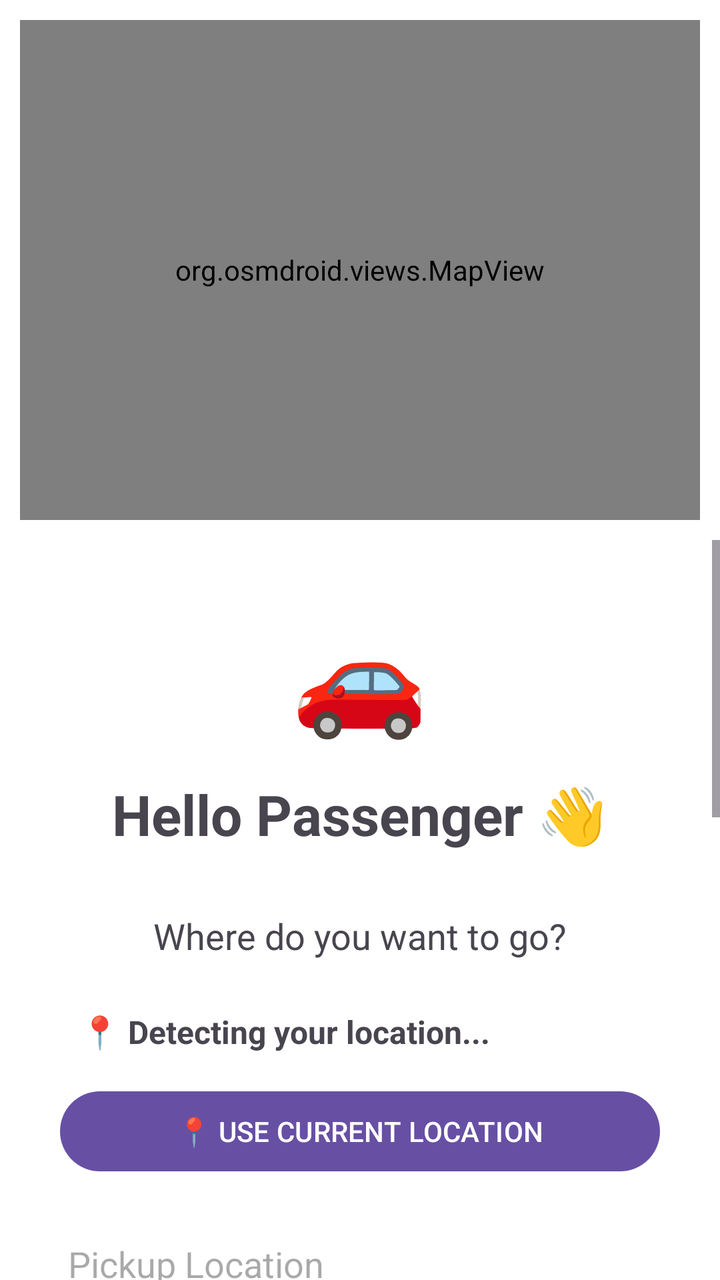
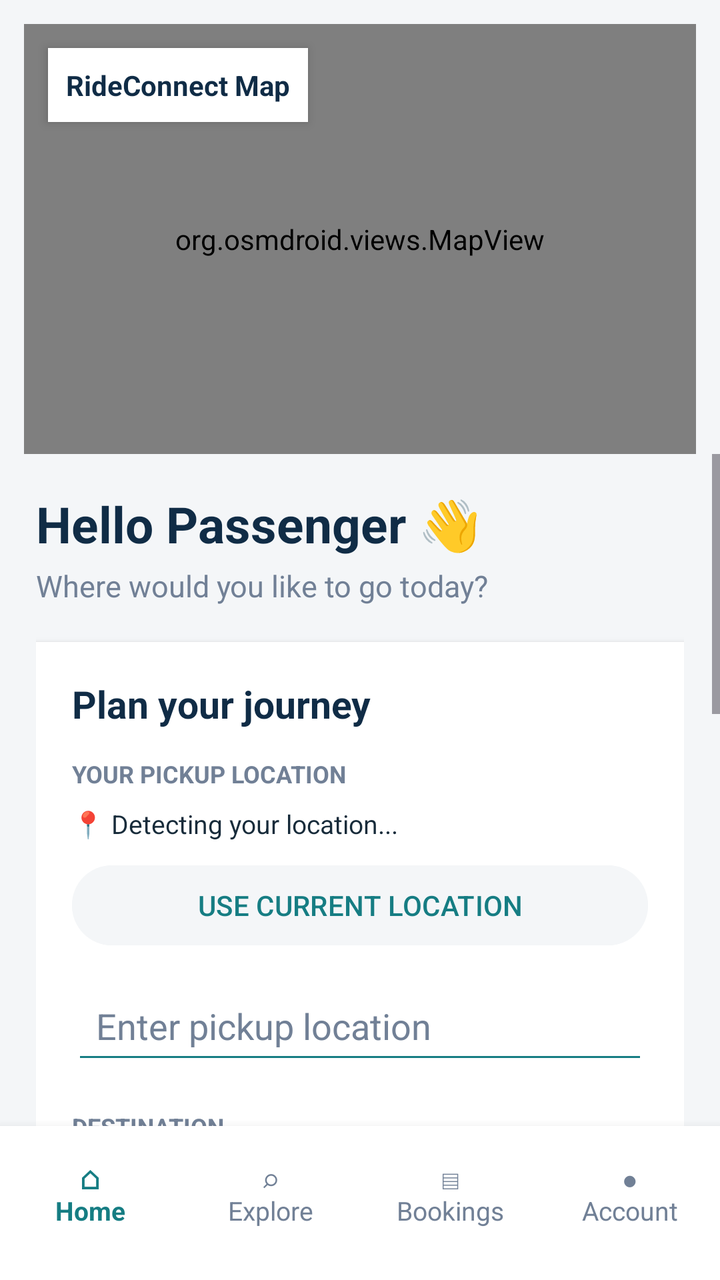

Before-and-after screenshots of an Android layout around one commit, followed by the original layout XML and the change that was made.
<!-- AndroidManifest.xml: application theme Theme.RideConnect -->
<!-- res/layout/activity_passenger_dashboard.xml -->
<?xml version="1.0" encoding="utf-8"?>
<LinearLayout
    xmlns:android="http://schemas.android.com/apk/res/android"
    android:id="@+id/main"
    android:layout_width="match_parent"
    android:layout_height="match_parent"
    android:orientation="vertical"
    android:background="#FFFFFF">


    
    <org.osmdroid.views.MapView
        android:id="@+id/map"
        android:layout_width="match_parent"
        android:layout_height="250dp"
        android:layout_margin="10dp" />


    
    <ScrollView
        android:layout_width="match_parent"
        android:layout_height="0dp"
        android:layout_weight="1"
        android:fillViewport="true"
        android:background="#FFFFFF">

        <LinearLayout
            android:layout_width="match_parent"
            android:layout_height="wrap_content"
            android:orientation="vertical"
            android:gravity="center_horizontal"
            android:padding="30dp">


            
            
            

            <TextView
                android:layout_width="wrap_content"
                android:layout_height="wrap_content"
                android:text="🚗"
                android:textSize="55sp" />


            <TextView
                android:id="@+id/welcomeText"
                android:layout_width="wrap_content"
                android:layout_height="wrap_content"
                android:text="Hello Passenger 👋"
                android:textSize="28sp"
                android:textStyle="bold"
                android:layout_marginTop="15dp" />


            <TextView
                android:layout_width="wrap_content"
                android:layout_height="wrap_content"
                android:text="Where do you want to go?"
                android:textSize="18sp"
                android:layout_marginTop="30dp" />


            
            <TextView
                android:id="@+id/currentLocationText"
                android:layout_width="match_parent"
                android:layout_height="wrap_content"
                android:text="📍 Detecting your location..."
                android:textSize="16sp"
                android:textStyle="bold"
                android:layout_marginTop="15dp"
                android:padding="10dp" />


            <Button
                android:id="@+id/useCurrentLocationButton"
                android:layout_width="match_parent"
                android:layout_height="wrap_content"
                android:text="📍 USE CURRENT LOCATION"
                android:layout_marginTop="5dp" />


            
            <EditText
                android:id="@+id/pickupInput"
                android:layout_width="match_parent"
                android:layout_height="wrap_content"
                android:hint="Pickup Location"
                android:layout_marginTop="20dp" />


            
            
            

            <EditText
                android:id="@+id/destinationInput"
                android:layout_width="match_parent"
                android:layout_height="wrap_content"
                android:hint="Destination"
                android:layout_marginTop="15dp" />

            <Button
                android:id="@+id/searchDestinationButton"
                android:layout_width="match_parent"
                android:layout_height="wrap_content"
                android:text="📍 FIND DESTINATION"
                android:layout_marginTop="5dp" />


            
            
            <Button
                android:id="@+id/findRideButton"
                android:layout_width="match_parent"
                android:layout_height="wrap_content"
                android:text="FIND RIDE"
                android:layout_marginTop="30dp" />

            <Button
                android:id="@+id/searchRidesButton"
                android:layout_width="match_parent"
                android:layout_height="wrap_content"
                android:text="🔎 SEARCH AVAILABLE RIDES"
                android:textSize="17sp"
                android:layout_marginTop="10dp"/>


            
            <Button
                android:id="@+id/rideHistoryButton"
                android:layout_width="match_parent"
                android:layout_height="wrap_content"
                android:text="Ride History"
                android:layout_marginTop="15dp" />

            <Button
                android:id="@+id/myBookingsButton"
                android:layout_width="match_parent"
                android:layout_height="wrap_content"
                android:text="📋 MY BOOKINGS"
                android:textSize="17sp"
                android:layout_marginTop="10dp"/>


            
            
            

            <TextView
                android:id="@+id/statusText"
                android:layout_width="wrap_content"
                android:layout_height="wrap_content"
                android:text="Ready to find a ride"
                android:textSize="18sp"
                android:textStyle="bold"
                android:layout_marginTop="20dp" />


            
            
            <TextView
                android:id="@+id/driverNameText"
                android:layout_width="wrap_content"
                android:layout_height="wrap_content"
                android:text=""
                android:textSize="18sp"
                android:textStyle="bold"
                android:layout_marginTop="15dp" />


            
            <TextView
                android:id="@+id/driverPhoneText"
                android:layout_width="wrap_content"
                android:layout_height="wrap_content"
                android:text=""
                android:textSize="18sp"
                android:layout_marginTop="5dp" />


            <TextView
                android:id="@+id/driverCarText"
                android:layout_width="wrap_content"
                android:layout_height="wrap_content"
                android:text=""
                android:textSize="18sp"
                android:textStyle="bold"
                android:layout_marginTop="5dp" />


            
            
            

            <TextView
                android:id="@+id/rideDetailsText"
                android:layout_width="wrap_content"
                android:layout_height="wrap_content"
                android:text=""
                android:textSize="16sp"
                android:layout_marginTop="15dp"
                android:layout_marginBottom="30dp" />

        </LinearLayout>

    </ScrollView>

</LinearLayout>
<!-- resources referenced by this layout -->
<resources>
  <style name="Theme.RideConnect" parent="Base.Theme.RideConnect" />
  <style name="Base.Theme.RideConnect" parent="Theme.Material3.DayNight.NoActionBar">
          
          
      </style>
</resources>

<!-- the commit's change to res/layout/activity_passenger_dashboard.xml (unified diff, before → after) -->
@@ -5,16 +5,35 @@
     android:layout_width="match_parent"
     android:layout_height="match_parent"
     android:orientation="vertical"
-    android:background="#FFFFFF">
-
+    android:background="@color/screen_background">
 
     
-    <org.osmdroid.views.MapView
-        android:id="@+id/map"
+    <FrameLayout
         android:layout_width="match_parent"
-        android:layout_height="250dp"
-        android:layout_margin="10dp" />
-
+        android:layout_height="215dp"
+        android:layout_marginStart="12dp"
+        android:layout_marginEnd="12dp"
+        android:layout_marginTop="12dp"
+        android:elevation="4dp">
+
+        <org.osmdroid.views.MapView
+            android:id="@+id/map"
+            android:layout_width="match_parent"
+            android:layout_height="match_parent" />
+
+        <TextView
+            android:layout_width="wrap_content"
+            android:layout_height="wrap_content"
+            android:layout_gravity="top|start"
+            android:layout_margin="12dp"
+            android:background="@color/card_white"
+            android:padding="9dp"
+            android:text="RideConnect Map"
+            android:textColor="@color/navy"
+            android:textStyle="bold"
+            android:elevation="3dp" />
+
+    </FrameLayout>
 
     
     <ScrollView
@@ -22,189 +41,287 @@
         android:layout_height="0dp"
         android:layout_weight="1"
         android:fillViewport="true"
-        android:background="#FFFFFF">
+        android:clipToPadding="false">
 
         <LinearLayout
             android:layout_width="match_parent"
             android:layout_height="wrap_content"
             android:orientation="vertical"
-            android:gravity="center_horizontal"
-            android:padding="30dp">
-
+            android:padding="18dp">
 
             
-            
-            
-
-            <TextView
-                android:layout_width="wrap_content"
-                android:layout_height="wrap_content"
-                android:text="🚗"
-                android:textSize="55sp" />
-
-
             <TextView
                 android:id="@+id/welcomeText"
-                android:layout_width="wrap_content"
+                android:layout_width="match_parent"
                 android:layout_height="wrap_content"
                 android:text="Hello Passenger 👋"
-                android:textSize="28sp"
+                android:textColor="@color/navy"
+                android:textSize="25sp"
                 android:textStyle="bold"
-                android:layout_marginTop="15dp" />
-
+                android:layout_marginBottom="4dp" />
 
             <TextView
-                android:layout_width="wrap_content"
-                android:layout_height="wrap_content"
-                android:text="Where do you want to go?"
-                android:textSize="18sp"
-                android:layout_marginTop="30dp" />
-
+                android:layout_width="match_parent"
+                android:layout_height="wrap_content"
+                android:text="Where would you like to go today?"
+                android:textColor="@color/text_secondary"
+                android:textSize="15sp"
+                android:layout_marginBottom="18dp" />
 
             
-            <TextView
-                android:id="@+id/currentLocationText"
-                android:layout_width="match_parent"
-                android:layout_height="wrap_content"
-                android:text="📍 Detecting your location..."
-                android:textSize="16sp"
-                android:textStyle="bold"
-                android:layout_marginTop="15dp"
-                android:padding="10dp" />
-
-
-            <Button
-                android:id="@+id/useCurrentLocationButton"
-                android:layout_width="match_parent"
-                android:layout_height="wrap_content"
-                android:text="📍 USE CURRENT LOCATION"
-                android:layout_marginTop="5dp" />
-
+            <LinearLayout
+                android:layout_width="match_parent"
+                android:layout_height="wrap_content"
+                android:orientation="vertical"
+                android:background="@color/card_white"
+                android:padding="18dp"
+                android:elevation="3dp">
+
+                <TextView
+                    android:layout_width="match_parent"
+                    android:layout_height="wrap_content"
+                    android:text="Plan your journey"
+                    android:textColor="@color/navy"
+                    android:textSize="19sp"
+                    android:textStyle="bold"
+                    android:layout_marginBottom="14dp" />
+
+                <TextView
+                    android:layout_width="match_parent"
+                    android:layout_height="wrap_content"
+                    android:text="YOUR PICKUP LOCATION"
+                    android:textColor="@color/text_secondary"
+                    android:textSize="12sp"
+                    android:textStyle="bold" />
+
+                <TextView
+                    android:id="@+id/currentLocationText"
+                    android:layout_width="match_parent"
+                    android:layout_height="wrap_content"
+                    android:text="📍 Detecting your location..."
+                    android:textColor="@color/text_primary"
+                    android:textSize="13sp"
+                    android:paddingTop="8dp"
+                    android:paddingBottom="8dp" />
+
+                <Button
+                    android:id="@+id/useCurrentLocationButton"
+                    android:layout_width="match_parent"
+                    android:layout_height="wrap_content"
+                    android:text="USE CURRENT LOCATION"
+                    android:textColor="@color/teal"
+                    android:backgroundTint="@color/screen_background"
+                    android:layout_marginBottom="12dp" />
+
+                <EditText
+                    android:id="@+id/pickupInput"
+                    android:layout_width="match_parent"
+                    android:layout_height="wrap_content"
+                    android:hint="Enter pickup location"
+                    android:singleLine="true"
+                    android:inputType="textCapWords"
+                    android:textColor="@color/text_primary"
+                    android:textColorHint="@color/text_secondary"
+                    android:backgroundTint="@color/teal"
+                    android:padding="12dp" />
+
+                <TextView
+                    android:layout_width="match_parent"
+                    android:layout_height="wrap_content"
+                    android:text="DESTINATION"
+                    android:textColor="@color/text_secondary"
+                    android:textSize="12sp"
+                    android:textStyle="bold"
+                    android:layout_marginTop="18dp" />
+
+                <EditText
+                    android:id="@+id/destinationInput"
+                    android:layout_width="match_parent"
+                    android:layout_height="wrap_content"
+                    android:hint="Where are you going?"
+                    android:singleLine="true"
+                    android:inputType="textCapWords"
+                    android:textColor="@color/text_primary"
+                    android:textColorHint="@color/text_secondary"
+                    android:backgroundTint="@color/teal"
+                    android:padding="12dp" />
+
+                <Button
+                    android:id="@+id/searchDestinationButton"
+                    android:layout_width="match_parent"
+                    android:layout_height="wrap_content"
+                    android:text="FIND DESTINATION ON MAP"
+                    android:textColor="@color/teal"
+                    android:backgroundTint="@color/screen_background"
+                    android:layout_marginTop="8dp" />
+
+                <Button
+                    android:id="@+id/findRideButton"
+                    android:layout_width="match_parent"
+                    android:layout_height="54dp"
+                    android:text="FIND A RIDE"
+                    android:textColor="@color/card_white"
+                    android:textStyle="bold"
+                    android:textSize="16sp"
+                    android:backgroundTint="@color/teal"
+                    android:layout_marginTop="20dp" />
+
+            </LinearLayout>
 
             
-            <EditText
-                android:id="@+id/pickupInput"
-                android:layout_width="match_parent"
-                android:layout_height="wrap_content"
-                android:hint="Pickup Location"
-                android:layout_marginTop="20dp" />
-
-
-            
-            
-            
-
-            <EditText
-                android:id="@+id/destinationInput"
-                android:layout_width="match_parent"
-                android:layout_height="wrap_content"
-                android:hint="Destination"
-                android:layout_marginTop="15dp" />
-
-            <Button
-                android:id="@+id/searchDestinationButton"
-                android:layout_width="match_parent"
-                android:layout_height="wrap_content"
-                android:text="📍 FIND DESTINATION"
-                android:layout_marginTop="5dp" />
-
-
-            
+            <LinearLayout
+                android:layout_width="match_parent"
+                android:layout_height="wrap_content"
+                android:orientation="vertical"
+                android:background="@color/card_white"
+                android:padding="18dp"
+                android:elevation="3dp"
+                android:layout_marginTop="18dp"
+                android:layout_marginBottom="18dp">
+
+                <TextView
+                    android:layout_width="match_parent"
+                    android:layout_height="wrap_content"
+                    android:text="Your ride"
+                    android:textColor="@color/navy"
+                    android:textSize="19sp"
+                    android:textStyle="bold" />
+
+                <TextView
+                    android:id="@+id/statusText"
+                    android:layout_width="match_parent"
+                    android:layout_height="wrap_content"
+                    android:text="Ready to find a ride"
+                    android:textColor="@color/teal"
+                    android:textSize="16sp"
+                    android:textStyle="bold"
+                    android:layout_marginTop="12dp" />
+
+                <TextView
+                    android:id="@+id/driverNameText"
+                    android:layout_width="match_parent"
+                    android:layout_height="wrap_content"
+                    android:text=""
+                    android:textColor="@color/text_primary"
+                    android:textSize="15sp"
+                    android:textStyle="bold"
+                    android:layout_marginTop="12dp" />
+
+                <TextView
+                    android:id="@+id/driverPhoneText"
+                    android:layout_width="match_parent"
+                    android:layout_height="wrap_content"
+                    android:text=""
+                    android:textColor="@color/text_primary"
+                    android:textSize="14sp"
+                    android:layout_marginTop="6dp" />
+
+                <TextView
+                    android:id="@+id/driverCarText"
+                    android:layout_width="match_parent"
+                    android:layout_height="wrap_content"
+                    android:text=""
+                    android:textColor="@color/text_primary"
+                    android:textSize="14sp"
+                    android:layout_marginTop="6dp" />
+
+                <TextView
+                    android:id="@+id/rideDetailsText"
+                    android:layout_width="match_parent"
+                    android:layout_height="wrap_content"
+                    android:text=""
+                    android:textColor="@color/text_secondary"
+                    android:textSize="14sp"
+                    android:layout_marginTop="12dp"
+                    android:layout_marginBottom="8dp" />
+
+                <Button
+                    android:id="@+id/rideHistoryButton"
+                    android:layout_width="match_parent"
+                    android:layout_height="wrap_content"
+                    android:text="VIEW RIDE HISTORY"
+                    android:textColor="@color/teal"
+                    android:backgroundTint="@color/screen_background"
+                    android:layout_marginTop="8dp" />
+
+            </LinearLayout>
+
             
             <Button
-                android:id="@+id/findRideButton"
-                android:layout_width="match_parent"
-                android:layout_height="wrap_content"
-                android:text="FIND RIDE"
-                android:layout_marginTop="30dp" />
-
-            <Button
                 android:id="@+id/searchRidesButton"
                 android:layout_width="match_parent"
                 android:layout_height="wrap_content"
-                android:text="🔎 SEARCH AVAILABLE RIDES"
-                android:textSize="17sp"
-                android:layout_marginTop="10dp"/>
-
-
-            
-            <Button
-                android:id="@+id/rideHistoryButton"
-                android:layout_width="match_parent"
-                android:layout_height="wrap_content"
-                android:text="Ride History"
-                android:layout_marginTop="15dp" />
+                android:text="SEARCH AVAILABLE RIDES"
+                android:visibility="gone" />
 
             <Button
                 android:id="@+id/myBookingsButton"
                 android:layout_width="match_parent"
                 android:layout_height="wrap_content"
-                android:text="📋 MY BOOKINGS"
-                android:textSize="17sp"
-                android:layout_marginTop="10dp"/>
-
-
-            
-            
-            
-
-            <TextView
-                android:id="@+id/statusText"
-                android:layout_width="wrap_content"
-                android:layout_height="wrap_content"
-                android:text="Ready to find a ride"
-                android:textSize="18sp"
-                android:textStyle="bold"
-                android:layout_marginTop="20dp" />
-
-
-            
-            
-            <TextView
-                android:id="@+id/driverNameText"
-                android:layout_width="wrap_content"
-                android:layout_height="wrap_content"
-                android:text=""
-                android:textSize="18sp"
-                android:textStyle="bold"
-                android:layout_marginTop="15dp" />
-
-
-            
-            <TextView
-                android:id="@+id/driverPhoneText"
-                android:layout_width="wrap_content"
-                android:layout_height="wrap_content"
-                android:text=""
-                android:textSize="18sp"
-                android:layout_marginTop="5dp" />
-
-
-            <TextView
-                android:id="@+id/driverCarText"
-                android:layout_width="wrap_content"
-                android:layout_height="wrap_content"
-                android:text=""
-                android:textSize="18sp"
-                android:textStyle="bold"
-                android:layout_marginTop="5dp" />
-
-
-            
-            
-            
-
-            <TextView
-                android:id="@+id/rideDetailsText"
-                android:layout_width="wrap_content"
-                android:layout_height="wrap_content"
-                android:text=""
-                android:textSize="16sp"
-                android:layout_marginTop="15dp"
-                android:layout_marginBottom="30dp" />
+                android:text="MY BOOKINGS"
+                android:visibility="gone" />
 
         </LinearLayout>
 
     </ScrollView>
 
+    
+    <LinearLayout
+        android:id="@+id/passengerBottomNavigation"
+        android:layout_width="match_parent"
+        android:layout_height="wrap_content"
+        android:orientation="horizontal"
+        android:gravity="center"
+        android:background="@color/card_white"
+        android:elevation="8dp"
+        android:paddingBottom="12dp"
+        android:paddingTop="4dp">
+
+        <TextView
+            android:id="@+id/homeNavItem"
+            android:layout_width="0dp"
+            android:layout_height="61dp"
+            android:layout_weight="1"
+            android:gravity="center"
+            android:text="⌂\nHome"
+            android:textColor="@color/teal"
+            android:textStyle="bold"
+            android:textSize="13sp"
+            android:background="?attr/selectableItemBackground" />
+
+        <TextView
+            android:id="@+id/exploreNavItem"
+            android:layout_width="0dp"
+            android:layout_height="61dp"
+            android:layout_weight="1"
+            android:gravity="center"
+            android:text="⌕\nExplore"
+            android:textColor="@color/text_secondary"
+            android:textSize="13sp"
+            android:background="?attr/selectableItemBackground" />
+
+        <TextView
+            android:id="@+id/bookingsNavItem"
+            android:layout_width="0dp"
+            android:layout_height="61dp"
+            android:layout_weight="1"
+            android:gravity="center"
+            android:text="▤\nBookings"
+            android:textColor="@color/text_secondary"
+            android:textSize="13sp"
+            android:background="?attr/selectableItemBackground" />
+
+        <TextView
+            android:id="@+id/accountNavItem"
+            android:layout_width="0dp"
+            android:layout_height="61dp"
+            android:layout_weight="1"
+            android:gravity="center"
+            android:text="●\nAccount"
+            android:textColor="@color/text_secondary"
+            android:textSize="13sp"
+            android:background="?attr/selectableItemBackground" />
+
+    </LinearLayout>
+
 </LinearLayout>
<!-- resource entries referenced after the edit -->
@@ -1,9 +1,43 @@
 <!-- resources referenced by this layout -->
 <resources>
+  <color name="card_white">#FFFFFF</color>
+  <color name="navy">#102C46</color>
+  <color name="screen_background">#F4F6F8</color>
+  <color name="teal">#167D83</color>
+  <color name="text_primary">#172B3A</color>
+  <color name="text_secondary">#718096</color>
   <style name="Theme.RideConnect" parent="Base.Theme.RideConnect" />
-  <style name="Base.Theme.RideConnect" parent="Theme.Material3.DayNight.NoActionBar">
+  <style name="Base.Theme.RideConnect" parent="Theme.Material3.Light.NoActionBar">
+  
           
+          <item name="colorPrimary">@color/navy</item>
+          <item name="colorOnPrimary">@color/white</item>
+  
+          <item name="colorSecondary">@color/teal</item>
+          <item name="colorOnSecondary">@color/white</item>
+  
+          <item name="colorTertiary">@color/gold</item>
+          <item name="colorOnTertiary">@color/navy</item>
+  
           
+          <item name="colorSurface">@color/card_white</item>
+          <item name="colorOnSurface">@color/text_primary</item>
+  
+          
+          <item name="android:statusBarColor">@color/navy</item>
+          <item name="android:navigationBarColor">@color/card_white</item>
+  
+          <item name="android:windowLightStatusBar">false</item>
+          <item name="android:windowLightNavigationBar">true</item>
+  
+          
+          <item name="android:windowBackground">@color/screen_background</item>
+  
+          
+          <item name="android:colorAccent">@color/teal</item>
+  
       </style>
+  <color name="white">#FFFFFFFF</color>
+  <color name="gold">#F2B84B</color>
 </resources>
 
